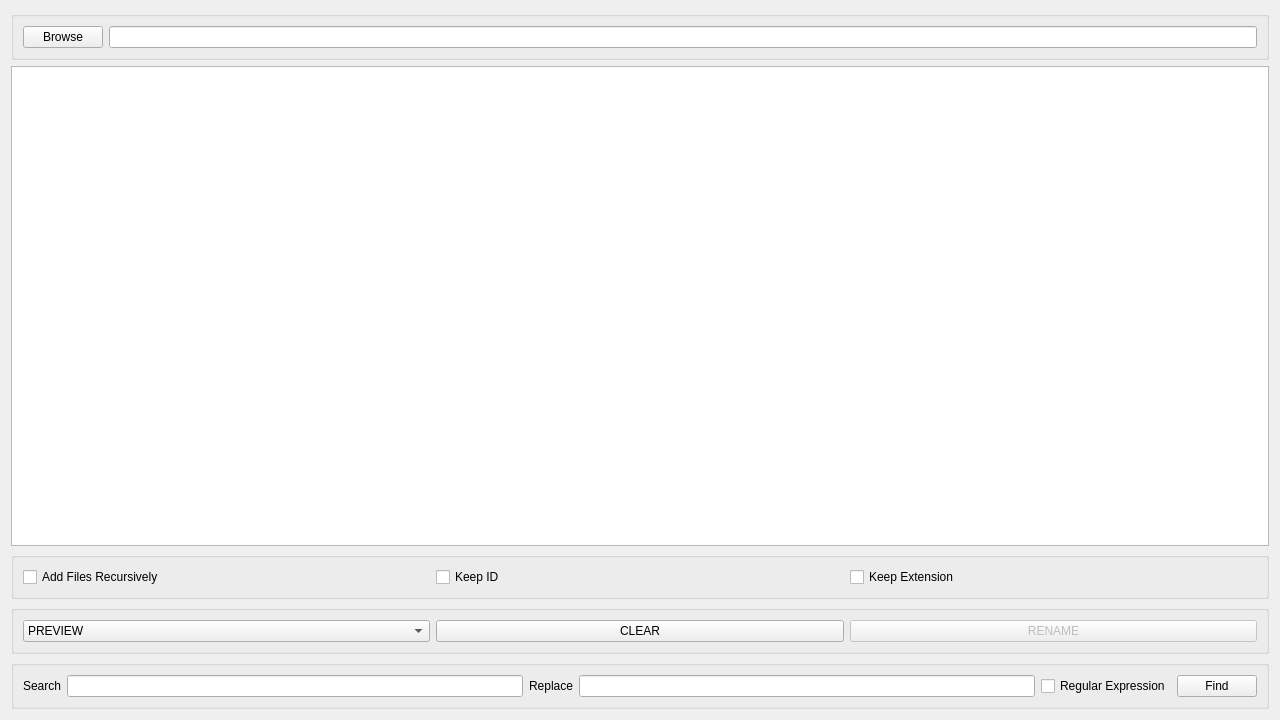
First picture: the form in src/file_renamer/form.ui, repository mcarlos101/file-renamer, before the edit.
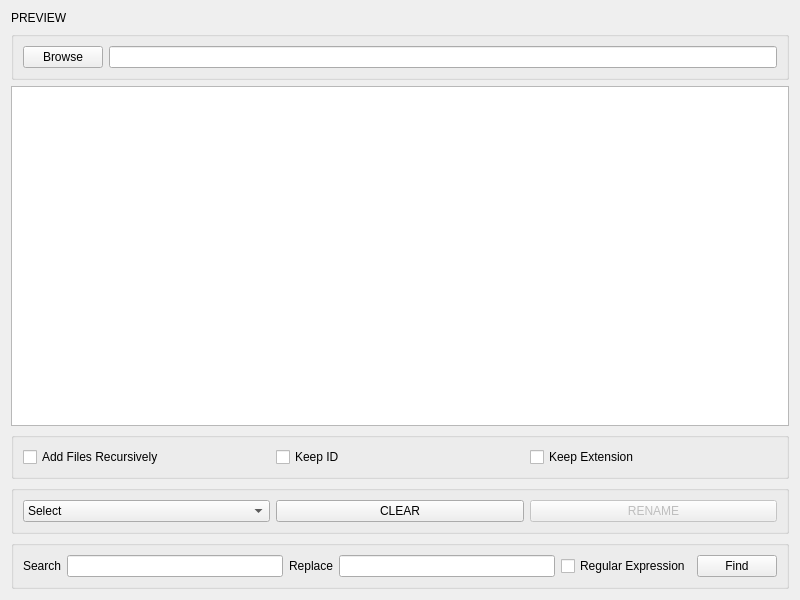
Second picture: the form after the edit.

Commit message: Resized back to 800x600 & added label

Patch:
```diff
--- a/src/file_renamer/form.ui
+++ b/src/file_renamer/form.ui
@@ -6,8 +6,8 @@
    <rect>
     <x>0</x>
     <y>0</y>
-    <width>1280</width>
-    <height>720</height>
+    <width>800</width>
+    <height>600</height>
    </rect>
   </property>
   <property name="windowTitle">
@@ -15,6 +15,13 @@
   </property>
   <layout class="QGridLayout" name="gridLayout">
    <item row="0" column="0">
+    <widget class="QLabel" name="label">
+     <property name="text">
+      <string>PREVIEW</string>
+     </property>
+    </widget>
+   </item>
+   <item row="1" column="0">
     <widget class="QGroupBox" name="browse">
      <property name="focusPolicy">
       <enum>Qt::FocusPolicy::StrongFocus</enum>
@@ -22,7 +29,7 @@
      <property name="title">
       <string/>
      </property>
-     <layout class="QFormLayout" name="formLayout">
+     <layout class="QGridLayout" name="gridLayout_2">
       <item row="0" column="0">
        <widget class="QPushButton" name="dir_btn">
         <property name="text">
@@ -40,34 +47,34 @@
      </layout>
     </widget>
    </item>
-   <item row="1" column="0">
+   <item row="2" column="0">
     <widget class="QTextEdit" name="dir_output">
      <property name="readOnly">
       <bool>true</bool>
      </property>
     </widget>
    </item>
-   <item row="2" column="0">
+   <item row="3" column="0">
     <widget class="QGroupBox" name="options">
      <property name="title">
       <string/>
      </property>
-     <layout class="QHBoxLayout" name="horizontalLayout_3">
-      <item>
+     <layout class="QGridLayout" name="gridLayout_4">
+      <item row="0" column="0">
        <widget class="QCheckBox" name="recursively">
         <property name="text">
          <string>Add Files Recursively</string>
         </property>
        </widget>
       </item>
-      <item>
+      <item row="0" column="1">
        <widget class="QCheckBox" name="id">
         <property name="text">
          <string>Keep ID</string>
         </property>
        </widget>
       </item>
-      <item>
+      <item row="0" column="2">
        <widget class="QCheckBox" name="extension">
         <property name="text">
          <string>Keep Extension</string>
@@ -77,17 +84,17 @@
      </layout>
     </widget>
    </item>
-   <item row="3" column="0">
+   <item row="4" column="0">
     <widget class="QGroupBox" name="groupBox">
      <property name="title">
       <string/>
      </property>
-     <layout class="QHBoxLayout" name="horizontalLayout">
-      <item>
+     <layout class="QGridLayout" name="gridLayout_3">
+      <item row="0" column="0">
        <widget class="QComboBox" name="comboBox">
         <item>
          <property name="text">
-          <string>PREVIEW</string>
+          <string>Select</string>
          </property>
         </item>
         <item>
@@ -137,14 +144,14 @@
         </item>
        </widget>
       </item>
-      <item>
+      <item row="0" column="1">
        <widget class="QPushButton" name="clear_btn">
         <property name="text">
          <string>CLEAR</string>
         </property>
        </widget>
       </item>
-      <item>
+      <item row="0" column="2">
        <widget class="QPushButton" name="rename_btn">
         <property name="enabled">
          <bool>false</bool>
@@ -157,20 +164,20 @@
      </layout>
     </widget>
    </item>
-   <item row="4" column="0">
+   <item row="5" column="0">
     <widget class="QGroupBox" name="search_replace">
      <property name="title">
       <string/>
      </property>
-     <layout class="QHBoxLayout" name="horizontalLayout_2">
-      <item>
+     <layout class="QGridLayout" name="gridLayout_5">
+      <item row="0" column="0">
        <widget class="QLabel" name="search_label">
         <property name="text">
          <string>Search</string>
         </property>
        </widget>
       </item>
-      <item>
+      <item row="0" column="1">
        <widget class="QLineEdit" name="search">
         <property name="tabletTracking">
          <bool>false</bool>
@@ -186,14 +193,14 @@
         </property>
        </widget>
       </item>
-      <item>
+      <item row="0" column="2">
        <widget class="QLabel" name="replace_label">
         <property name="text">
          <string>Replace</string>
         </property>
        </widget>
       </item>
-      <item>
+      <item row="0" column="3">
        <widget class="QLineEdit" name="replace">
         <property name="tabletTracking">
          <bool>false</bool>
@@ -206,14 +213,14 @@
         </property>
        </widget>
       </item>
-      <item>
+      <item row="0" column="4">
        <widget class="QCheckBox" name="regex">
         <property name="text">
          <string>Regular Expression</string>
         </property>
        </widget>
       </item>
-      <item>
+      <item row="0" column="5">
        <widget class="QPushButton" name="find_btn">
         <property name="text">
          <string>Find</string>
```
The commit also changes 2 other files.
